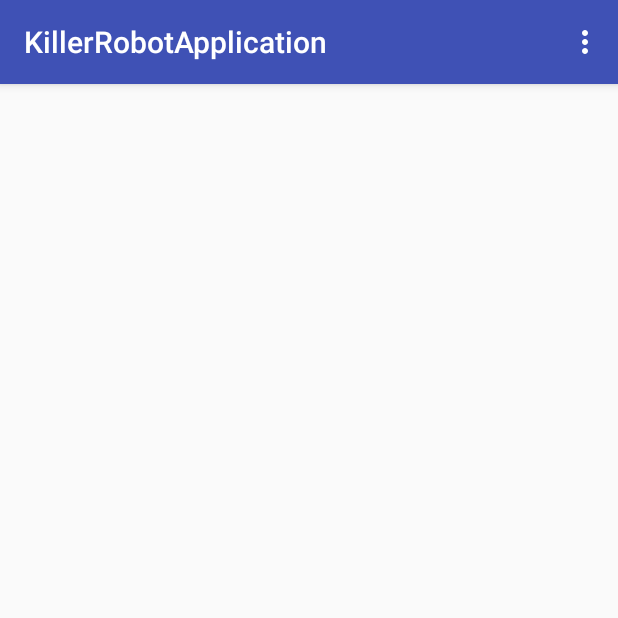
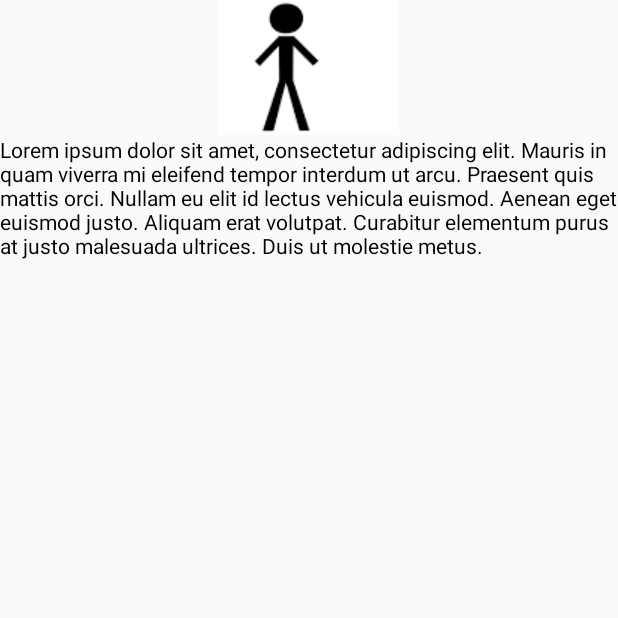
Before and after one commit to maheshuk31/KillerRobotApplication, an Android app: the screen it shows after launch (MainActivity), on a phone screen of 412 x 824 dp, the top half of it. Run offline under Robolectric (Android 15) with nearby library versions, the phone set to English and light mode, and no system bars.

Commit message:
Working basic start to the main page

```diff
--- a/app/src/main/java/com/example/maheshuk31/killerrobotapplication/MainActivity.java
+++ b/app/src/main/java/com/example/maheshuk31/killerrobotapplication/MainActivity.java
@@ -1,22 +1,26 @@
 package com.example.maheshuk31.killerrobotapplication;
 
 import android.os.Bundle;
-import android.support.design.widget.FloatingActionButton;
-import android.support.design.widget.Snackbar;
 import android.support.v7.app.AppCompatActivity;
 import android.support.v7.widget.Toolbar;
 import android.view.View;
 import android.view.Menu;
 import android.view.MenuItem;
+import android.widget.ImageView;
+import android.widget.TextView;
 
 public class MainActivity extends AppCompatActivity {
+
+    private ImageView imgRobot;
+    private TextView txtIntroduction;
 
     @Override
     protected void onCreate(Bundle savedInstanceState) {
         super.onCreate(savedInstanceState);
         setContentView(R.layout.activity_main);
-        Toolbar toolbar = (Toolbar) findViewById(R.id.toolbar);
-        setSupportActionBar(toolbar);
+
+        imgRobot = (ImageView) findViewById(R.id.imgRobot);
+        txtIntroduction = (TextView) findViewById(R.id.txtIntroduction);
 
 
     }
--- a/app/src/main/res/layout/activity_main.xml
+++ b/app/src/main/res/layout/activity_main.xml
@@ -12,13 +12,9 @@
         android:layout_height="wrap_content"
         android:theme="@style/AppTheme.AppBarOverlay">
 
-        <android.support.v7.widget.Toolbar
-            android:id="@+id/toolbar"
-            android:layout_width="match_parent"
-            android:layout_height="?attr/actionBarSize"
-            android:background="?attr/colorPrimary"
-            app:popupTheme="@style/AppTheme.PopupOverlay" />
-
     </android.support.design.widget.AppBarLayout>
 
+    <include layout="@layout/content_main"
+        android:id="@+id/include" />
+
 </android.support.design.widget.CoordinatorLayout>
--- a/app/src/main/res/layout/content_main.xml
+++ b/app/src/main/res/layout/content_main.xml
@@ -5,11 +5,47 @@
     android:id="@+id/content_main"
     android:layout_width="match_parent"
     android:layout_height="match_parent"
-    android:paddingBottom="@dimen/activity_vertical_margin"
-    android:paddingLeft="@dimen/activity_horizontal_margin"
-    android:paddingRight="@dimen/activity_horizontal_margin"
-    android:paddingTop="@dimen/activity_vertical_margin"
     app:layout_behavior="@string/appbar_scrolling_view_behavior"
-    tools:context="com.example.maheshuk31.killerrobotapplication.MainActivity">
+    tools:context="com.example.maheshuk31.killerrobotapplication.MainActivity"
+    tools:showIn="@layout/activity_main">
+
+    <RelativeLayout
+        android:layout_width="wrap_content"
+        android:layout_height="wrap_content">
+
+        <LinearLayout
+            android:id="@+id/linLayMain"
+            android:layout_width="match_parent"
+            android:layout_height="match_parent"
+            android:orientation="vertical">
+
+            <LinearLayout
+                android:id="@+id/linLayRobot"
+                android:layout_width="match_parent"
+                android:layout_height="wrap_content"
+                android:orientation="horizontal"
+                android:gravity="center" >
+
+                <ImageView
+                    android:layout_width="wrap_content"
+                    android:layout_height="wrap_content"
+                    android:layout_gravity="center"
+                    android:id="@+id/imgRobot"
+                    android:src="@drawable/images"/>
+
+            </LinearLayout>
+
+            <TextView
+                android:layout_width="match_parent"
+                android:layout_height="match_parent"
+                android:id="@+id/txtIntroduction"
+                android:textColor="#000000"
+                android:text="Lorem ipsum dolor sit amet, consectetur adipiscing elit. Mauris in quam viverra mi eleifend tempor interdum ut arcu. Praesent quis mattis orci. Nullam eu elit id lectus vehicula euismod. Aenean eget euismod justo. Aliquam erat volutpat. Curabitur elementum purus at justo malesuada ultrices. Duis ut molestie metus. "/>
+
+        </LinearLayout>
+
+    </RelativeLayout>
+
+
 
 </ScrollView>
```
Also changed, not shown: app/src/main/res/drawable/images.png (added).
